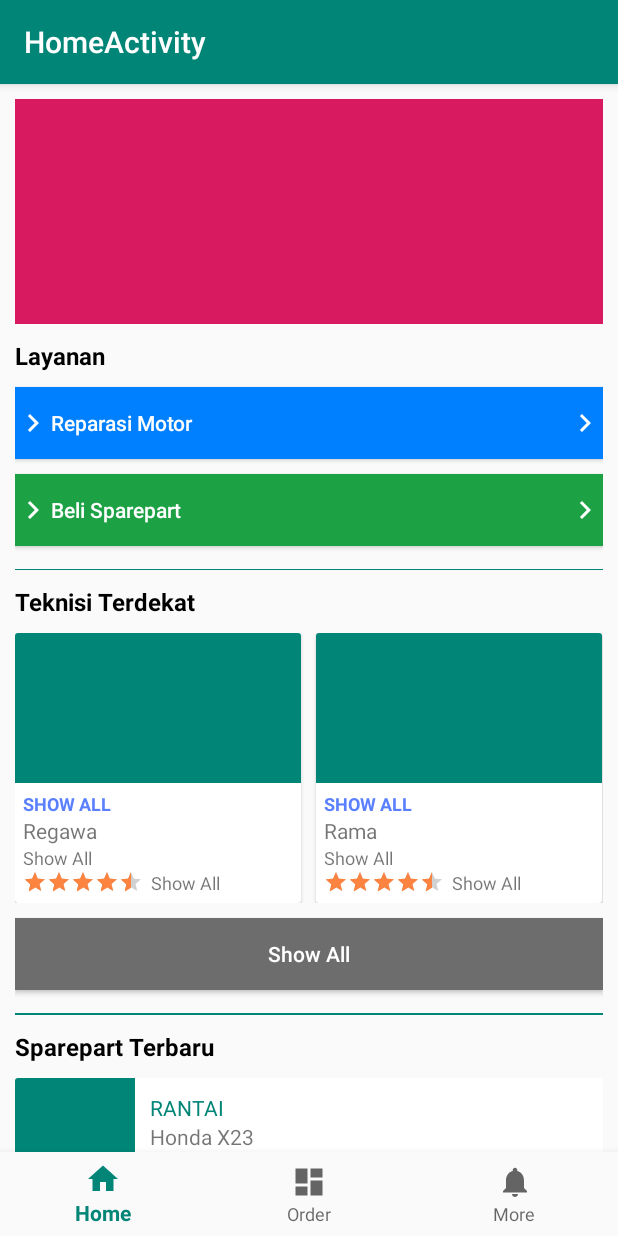
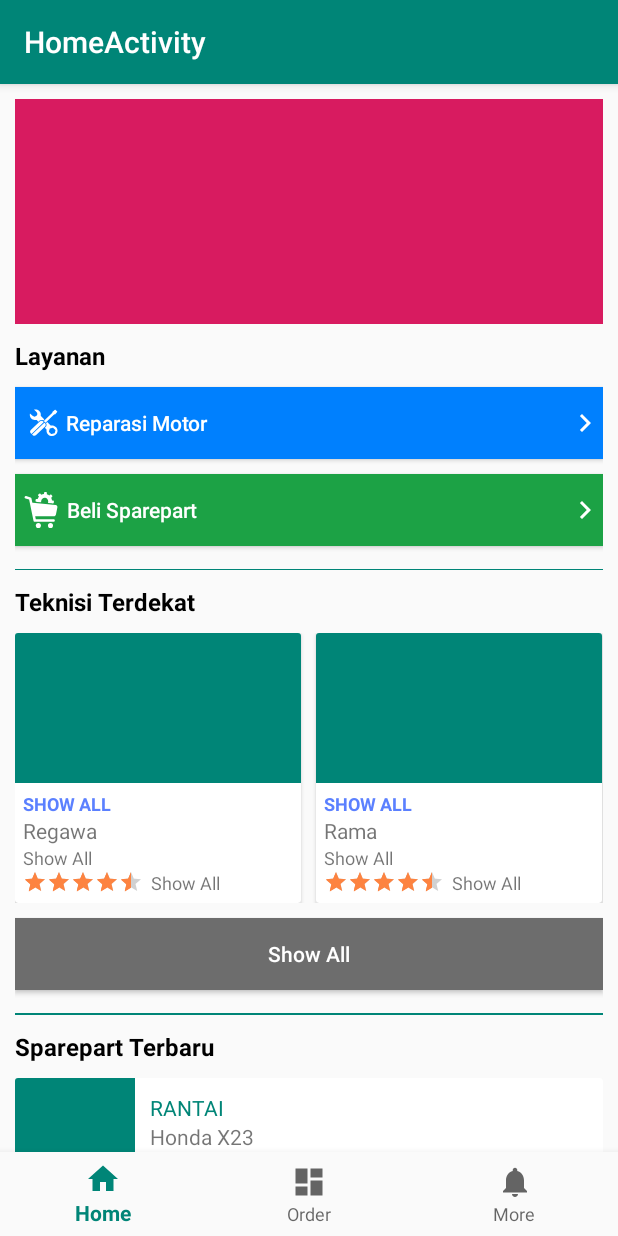
Before and after one commit to regawarp/OMTe, an Android app: the screen it shows after launch (HomeActivity), on a phone screen of 412 x 824 dp. Run offline under Robolectric (Android 15) with nearby library versions, the phone set to English and light mode, and no system bars; our stand-ins replace Firebase (no records; nobody signed in at launch, a user with empty details on screens opened directly).

Commit message:
(+) fragment_home.xml layouting (+) tambah icon buat button

```diff
--- /dev/null
+++ b/app/src/main/res/drawable/ic_cart_24dp.xml
@@ -0,0 +1,7 @@
+<vector android:height="24dp" android:viewportHeight="488.355"
+    android:viewportWidth="488.355" android:width="24dp" xmlns:android="http://schemas.android.com/apk/res/android">
+    <path android:fillColor="#1CA345" android:pathData="M442.033,175.755l-309.9,-28.9c-1.7,-0.2 -3.3,-0.2 -4.9,-0.1l-12.4,-60c-0.3,-1.2 -0.6,-2.4 -1.1,-3.4c-1.9,-4.8 -5.9,-8.7 -11.2,-10.3l-59.1,-17.4c-9.1,-2.7 -18.7,2.5 -21.4,11.7c-2.7,9.1 2.5,18.7 11.7,21.4l49.3,14.5l59.3,285.8c1.1,8.4 8.3,14.9 17.1,14.9l255,-0.1c9.5,0 17.2,-7.7 17.2,-17.2s-7.7,-17.2 -17.2,-17.2l-240.9,0.1l-8.2,-39.5h253.6c13.3,0 24.8,-8.8 27.2,-20.9l20.5,-103.3C469.333,191.055 458.133,177.255 442.033,175.755z"/>
+    <path android:fillColor="#1CA345" android:pathData="M208.433,453.955m-34.4,0a34.4,34.4 0,1 1,68.8 0a34.4,34.4 0,1 1,-68.8 0"/>
+    <path android:fillColor="#1CA345" android:pathData="M372.833,453.955m-34.4,0a34.4,34.4 0,1 1,68.8 0a34.4,34.4 0,1 1,-68.8 0"/>
+    <path android:fillColor="#1CA345" android:pathData="M178.933,133.555l3.9,0.4l12.2,1.1l50.2,4.7l1.8,-19.3c2.5,-26.1 25.6,-45.2 51.7,-42.8c26.1,2.5 45.2,25.6 42.8,51.7l-1.8,19.3l50.2,4.7l16,1.5c5.9,0.6 11.2,-3.8 11.7,-9.7l1.6,-17.2c0.6,-5.9 -3.8,-11.2 -9.7,-11.7l-16,-1.5c-1.3,-13.3 -5.3,-25.9 -11.5,-37.2l12.4,-10.3c4.6,-3.8 5.2,-10.6 1.4,-15.2l-11,-13.3c-3.8,-4.6 -10.6,-5.2 -15.2,-1.4l-12.5,10.2c-10,-8.1 -21.6,-14.4 -34.4,-18.2l1.5,-16c0.6,-5.9 -3.8,-11.2 -9.7,-11.7l-17.2,-1.6c-5.9,-0.6 -11.2,3.8 -11.7,9.7l-1.5,16c-13.3,1.3 -25.9,5.3 -37.2,11.5l-10.3,-12.4c-3.8,-4.6 -10.6,-5.2 -15.2,-1.4l-13.3,11c-4.6,3.8 -5.2,10.6 -1.4,15.2l10.3,12.4c-8.1,10 -14.4,21.6 -18.2,34.4l-16,-1.5c-5.9,-0.6 -11.2,3.8 -11.7,9.7l-1.6,17.2C168.633,127.755 173.033,132.955 178.933,133.555z"/>
+</vector>
--- /dev/null
+++ b/app/src/main/res/drawable/ic_obeng_24dp.xml
@@ -0,0 +1,8 @@
+<vector android:height="24dp" android:viewportHeight="11000"
+    android:viewportWidth="8500" android:width="19dp" xmlns:android="http://schemas.android.com/apk/res/android">
+    <path android:fillColor="#373435" android:pathData="M4704,5589l-203,-201 -3610,3615c214,214 361,403 698,403 187,2 365,-73 499,-205l2629,-2629c261,-277 255,-711 -13,-983z"/>
+    <path android:fillColor="#373435" android:pathData="M4094,4985l-2,-6c-281,-230 -690,-210 -946,46l-2620,2618c-274,275 -274,719 0,994l200,201 3615,-3614 -247,-239z"/>
+    <path android:fillColor="#373435" android:pathData="M8269,1980l-522,-522c-41,-30 -98,-26 -134,10l-784,637c-25,36 -19,84 13,114 44,44 44,117 0,163l-2507,2507 505,505 2507,-2507c46,-46 119,-46 164,0 31,34 83,38 119,7l631,-778c36,-36 40,-95 8,-136z"/>
+    <path android:fillColor="#373435" android:pathData="M3488,3384c-29,-27 -40,-65 -33,-103 167,-882 -415,-1731 -1296,-1897 -235,-44 -476,-37 -708,23l750,749c321,320 321,842 0,1163 -321,321 -842,321 -1163,0l-748,-752c-220,842 262,1704 1090,1961 251,78 517,93 775,46 40,-10 82,1 111,30l484,484 290,-285c316,-264 769,-291 1115,-65l343,-342 -1010,-1012z"/>
+    <path android:fillColor="#373435" android:pathData="M7228,6318l2,0c-250,-77 -516,-92 -772,-44 -40,9 -83,-2 -111,-31l-1014,-1014 -342,343c243,371 193,862 -121,1176l-229,231 484,484c27,27 38,65 32,103 -168,880 410,1731 1291,1897 880,169 1729,-409 1897,-1290 155,-813 -327,-1613 -1117,-1855zM7770,7733l-228,849c-11,38 -40,69 -80,78l-851,230c-40,9 -84,-2 -113,-31l-625,-625c-31,-31 -43,-77 -29,-117l227,-849c12,-38 41,-69 81,-78l851,-230c40,-9 84,2 113,31l625,625c31,31 42,77 29,117z"/>
+</vector>
--- a/app/src/main/res/layout/fragment_home.xml
+++ b/app/src/main/res/layout/fragment_home.xml
@@ -35,9 +35,12 @@
             android:layout_height="wrap_content"
             android:layout_marginBottom="10dp"
             android:background="#0080FE"
-            android:drawableStart="@drawable/ic_chevron_right_black_24dp"
+            android:drawableStart="@drawable/ic_obeng_24dp"
             android:drawableEnd="@drawable/ic_chevron_right_black_24dp"
+            android:drawablePadding="5dp"
+            android:drawableTint="@color/colorWhite"
             android:gravity="start|center_vertical"
+            android:paddingStart="9dp"
             android:text="@string/reparasi_motor"
             android:textAllCaps="false"
             android:textColor="@color/colorWhite" />
@@ -47,9 +50,12 @@
             android:layout_width="match_parent"
             android:layout_height="wrap_content"
             android:background="#1CA245"
-            android:drawableStart="@drawable/ic_chevron_right_black_24dp"
+            android:drawableStart="@drawable/ic_cart_24dp"
             android:drawableEnd="@drawable/ic_chevron_right_black_24dp"
+            android:drawablePadding="5dp"
+            android:drawableTint="@color/colorWhite"
             android:gravity="start|center_vertical"
+            android:paddingStart="5dp"
             android:text="@string/beli_sparepart"
             android:textAllCaps="false"
             android:textColor="@color/colorWhite" />
```
